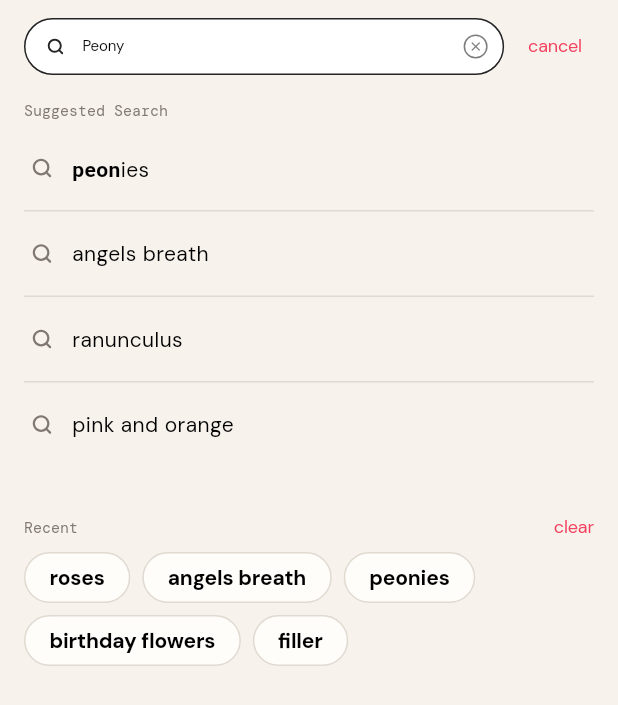
After one commit to myuma24/flora, a Flutter app: the SearchPage screen opened by its route, on a phone screen of 412 x 824 dp. The commit adds this screen. Shown: the top 705 px of the screen. Run offline on Flutter 3.47's test engine with Material 3 defaults, Android fonts, the phone set to English and light mode, and no system bars; our stand-ins replace flutter_svg, go_router, google_fonts.

Commit message:
add search

```diff
--- a/lib/core/widgets/app_icon.dart
+++ b/lib/core/widgets/app_icon.dart
@@ -12,6 +12,7 @@ class AppIcon extends StatelessWidget {
   final bool alert;
   final AppIconSize size;
   final bool active;
+  final bool iconOnly;
   final Color? color;
   final double? overrideSize;
   final Color? fillColor;
@@ -23,6 +24,7 @@ class AppIcon extends StatelessWidget {
     this.alert = false,
     this.size = AppIconSize.defaultSize,
     this.active = true,
+    this.iconOnly = false,
     this.color,
     this.overrideSize,
     this.fillColor,
@@ -54,7 +56,9 @@ class AppIcon extends StatelessWidget {
     return Container(
       width: containerSize,
       height: containerSize,
-      decoration: BoxDecoration(
+      decoration: iconOnly
+          ? null
+          : BoxDecoration(
               color: backgroundColor,
               shape: BoxShape.circle,
               border: borderStrokeColor == Colors.transparent
--- a/lib/features/home/widgets/category_chip.dart
+++ b/lib/features/home/widgets/category_chip.dart
@@ -19,6 +19,7 @@ class _CategoryChipState extends State<CategoryChip> {
       decoration: BoxDecoration(
         borderRadius: BorderRadius.circular(999),
         border: Border.all(color: AppColors.strokeColor),
+        color: AppColors.offWhite,
       ),
       child: Row(
         mainAxisSize: MainAxisSize.min,
--- a/lib/features/home/widgets/home_header.dart
+++ b/lib/features/home/widgets/home_header.dart
@@ -1,6 +1,7 @@
 import 'package:flora/core/theme/app_text_styles.dart';
 import 'package:flora/core/widgets/app_icon.dart';
 import 'package:flutter/material.dart';
+import 'package:go_router/go_router.dart';
 
 class HomeHeader extends StatefulWidget {
   const HomeHeader({super.key});
@@ -23,9 +24,12 @@ class _HomeHeaderState extends State<HomeHeader> {
             ],
           ),
         ),
-        AppIcon("search_new", overrideSize: 32.0),
-        SizedBox(width: 8.0),
-        AppIcon("notif", overrideSize: 32.0),
+        GestureDetector(
+          onTap: () => context.push('/search'),
+          child: const AppIcon("search_new", overrideSize: 32.0),
+        ),
+        const SizedBox(width: 8.0),
+        const AppIcon("notif", overrideSize: 32.0),
       ],
     );
     // return TextField(
--- /dev/null
+++ b/lib/features/search/pages/search_page.dart
@@ -0,0 +1,209 @@
+import 'package:flora/core/theme/app_colors.dart';
+import 'package:flora/core/theme/app_text_styles.dart';
+import 'package:flora/core/widgets/app_icon.dart';
+import 'package:flora/features/home/widgets/category_chip.dart';
+import 'package:flutter/material.dart';
+import 'package:go_router/go_router.dart';
+
+class SearchPage extends StatefulWidget {
+  const SearchPage({super.key});
+
+  @override
+  State<SearchPage> createState() => _SearchPageState();
+}
+
+class _SearchPageState extends State<SearchPage> {
+  final TextEditingController _searchController = TextEditingController(
+    text: "Peony",
+  );
+
+  @override
+  void dispose() {
+    _searchController.dispose();
+    super.dispose();
+  }
+
+  @override
+  Widget build(BuildContext context) {
+    return Scaffold(
+      backgroundColor: AppColors.background,
+      body: SafeArea(
+        child: Padding(
+          padding: const EdgeInsets.symmetric(horizontal: 16.0, vertical: 12.0),
+          child: Column(
+            crossAxisAlignment: CrossAxisAlignment.start,
+            children: [
+              // 1. Search Bar Header
+              Row(
+                children: [
+                  Expanded(
+                    child: Container(
+                      decoration: BoxDecoration(
+                        color: Colors.white,
+                        borderRadius: BorderRadius.circular(999.0),
+                        border: Border.all(
+                          color: AppColors.floraBlack,
+                          width: 1.0,
+                        ),
+                      ),
+                      padding: const EdgeInsets.symmetric(
+                        horizontal: 10.0,
+                        vertical: 8.0,
+                      ),
+                      child: Row(
+                        children: [
+                          const AppIcon(
+                            "search_new",
+                            overrideSize: 20.0,
+                            iconOnly: true,
+                          ),
+                          const SizedBox(width: 8.0),
+                          Expanded(
+                            child: TextField(
+                              controller: _searchController,
+                              style: AppTextStyles.subBodySmall,
+                              cursorColor: AppColors.primaryPink,
+                              decoration: const InputDecoration(
+                                border: InputBorder.none,
+                                isDense: true,
+                                contentPadding: EdgeInsets.zero,
+                              ),
+                            ),
+                          ),
+                          GestureDetector(
+                            onTap: () {
+                              _searchController.clear();
+                            },
+                            child: Container(
+                              padding: const EdgeInsets.all(2.0),
+                              decoration: BoxDecoration(
+                                shape: BoxShape.circle,
+                                border: Border.all(
+                                  color: AppColors.darkerStrokeColor,
+                                  width: 1.0,
+                                ),
+                              ),
+                              child: const Icon(
+                                Icons.close,
+                                size: 10.0,
+                                color: AppColors.darkerStrokeColor,
+                              ),
+                            ),
+                          ),
+                        ],
+                      ),
+                    ),
+                  ),
+                  const SizedBox(width: 8.0),
+                  GestureDetector(
+                    onTap: () {
+                      context.pop();
+                    },
+                    child: Padding(
+                      padding: const EdgeInsets.all(8.0),
+                      child: Text(
+                        "cancel",
+                        style: AppTextStyles.subBodySans.copyWith(
+                          color: AppColors.primaryPink,
+                        ),
+                      ),
+                    ),
+                  ),
+                ],
+              ),
+              const SizedBox(height: 16.0),
+
+              // 2. Suggested Search
+              Text(
+                "Suggested Search",
+                style: AppTextStyles.labelMono.copyWith(
+                  color: AppColors.subLabelDarker,
+                ),
+              ),
+              const SizedBox(height: 4.0),
+              _buildSuggestedSearchItem("peonies", isBold: true),
+              _buildSuggestedSearchItem("angels breath"),
+              _buildSuggestedSearchItem("ranunculus"),
+              _buildSuggestedSearchItem("pink and orange", showBorder: false),
+
+              const SizedBox(height: 32.0),
+
+              // 3. Recent
+              Row(
+                mainAxisAlignment: MainAxisAlignment.spaceBetween,
+                children: [
+                  Text(
+                    "Recent",
+                    style: AppTextStyles.labelMono.copyWith(
+                      color: AppColors.subLabelDarker,
+                    ),
+                  ),
+                  Text(
+                    "clear",
+                    style: AppTextStyles.subBodySans.copyWith(
+                      color: AppColors.primaryPink,
+                    ),
+                  ),
+                ],
+              ),
+              const SizedBox(height: 8.0),
+              Wrap(
+                spacing: 8.0,
+                runSpacing: 8.0,
+                children: [
+                  const CategoryChip(label: "roses"),
+                  const CategoryChip(label: "angels breath"),
+                  const CategoryChip(label: "peonies"),
+                  const CategoryChip(label: "birthday flowers"),
+                  const CategoryChip(label: "filler"),
+                ],
+              ),
+            ],
+          ),
+        ),
+      ),
+    );
+  }
+
+  Widget _buildSuggestedSearchItem(
+    String query, {
+    bool isBold = false,
+    bool showBorder = true,
+  }) {
+    return Container(
+      padding: const EdgeInsets.symmetric(vertical: 16.0),
+      decoration: BoxDecoration(
+        border: showBorder
+            ? const Border(
+                bottom: BorderSide(color: AppColors.strokeColor, width: 1.0),
+              )
+            : null,
+      ),
+      child: Row(
+        children: [
+          const AppIcon(
+            "search_new",
+            overrideSize: 24.0,
+            color: AppColors.subLabelDarker,
+          ),
+          const SizedBox(width: 8.0),
+          RichText(
+            text: TextSpan(
+              style: AppTextStyles.bodySans,
+              children: [
+                TextSpan(
+                  text: isBold ? query.substring(0, 4) : query,
+                  style: isBold
+                      ? const TextStyle(fontWeight: FontWeight.bold)
+                      : null,
+                ),
+                if (isBold && query.length > 4)
+                  TextSpan(text: query.substring(4)),
+              ],
+            ),
+          ),
+        ],
+      ),
+    );
+  }
+}
--- a/lib/main.dart
+++ b/lib/main.dart
@@ -4,6 +4,7 @@ import 'package:flora/features/home/pages/home_page.dart';
 import 'package:flora/features/orders/pages/orders_page.dart';
 import 'package:flora/features/product/pages/product_detail_page.dart';
 import 'package:flora/features/profile/pages/profile_page.dart';
+import 'package:flora/features/search/pages/search_page.dart';
 import 'package:flutter/material.dart';
 import 'package:go_router/go_router.dart';
 import 'package:google_fonts/google_fonts.dart';
@@ -67,6 +68,10 @@ final GoRouter _router = GoRouter(
         return ProductDetailPage(productName: productName);
       },
     ),
+    GoRoute(
+      path: '/search',
+      builder: (context, state) => const SearchPage(),
+    ),
   ],
 );
 
```
Also changed, not shown: assets/icons/search_new.svg. Lines whose indentation alone changed are shown as unchanged.
